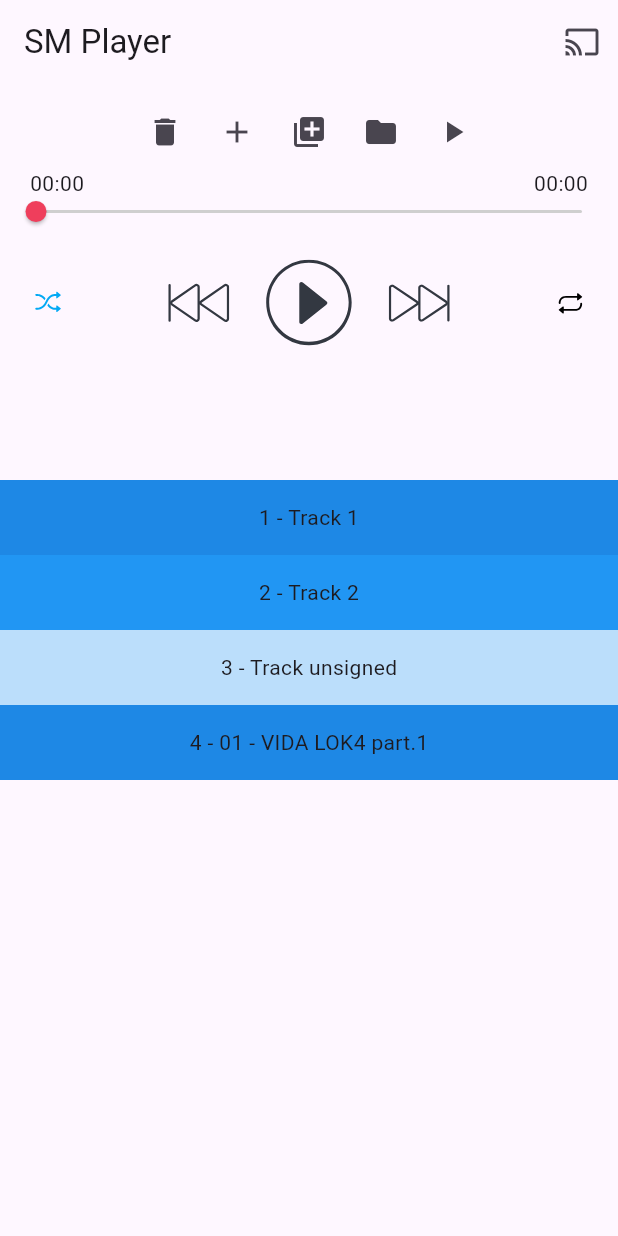
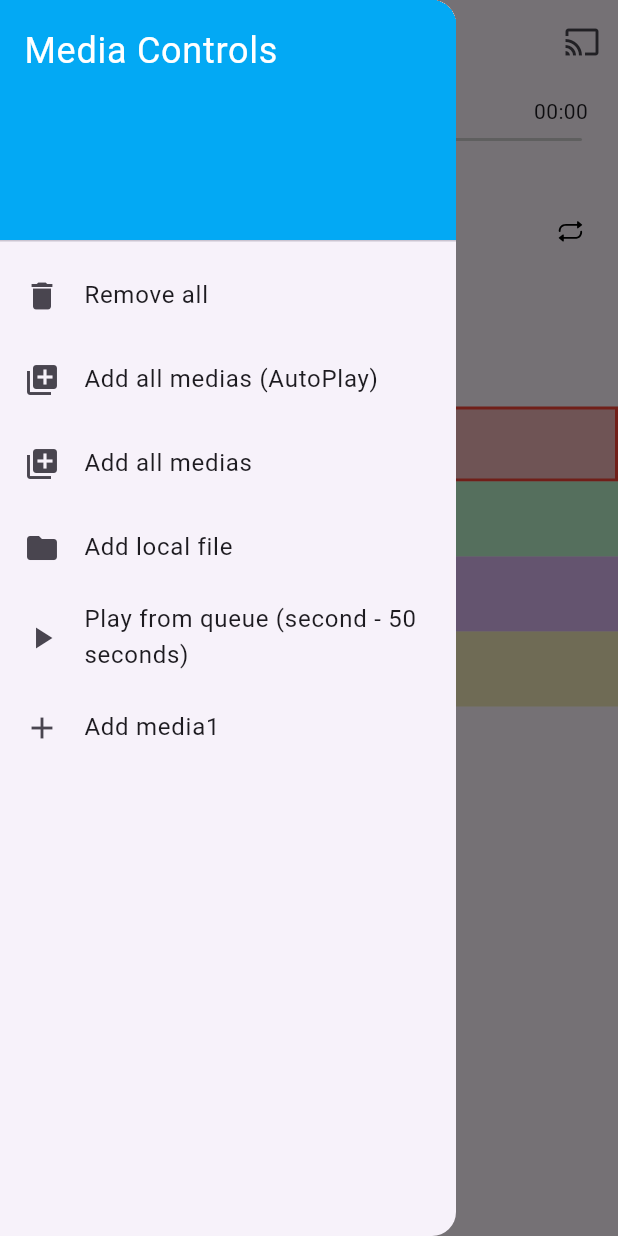
Before and after one commit to SuaMusica/flutter_plugins, a Flutter app: the screen it shows after launch, with the side drawer open (before the commit the screen has no drawer), on a phone screen of 412 x 824 dp. Run offline on Flutter 3.47's test engine with Material 3 defaults, Android fonts, the phone set to English and light mode, and no system bars; our stand-ins replace file_picker, flutter_svg, isar; missing offline and left inert: dart:ffi, mdns_plugin, mutex, pointycastle, rsa_pkcs; accounts and stored records are empty; generated files the repository leaves out were written again.

Commit message:
fix exemple and use events from player

```diff
--- a/packages/player/example/lib/sm_player.dart
+++ b/packages/player/example/lib/sm_player.dart
@@ -101,10 +101,11 @@ var media2 = Media(
 class _SMPlayerState extends State<SMPlayer> {
   late Player _player;
   Media? currentMedia;
-  String mediaLabel = '';
   Duration duration = Duration(seconds: 0);
   Duration position = Duration(seconds: 0);
   var _shuffled = false;
+  bool _loading = false;
+  int _currentIndex = 0;
 
   @override
   void initState() {
@@ -122,10 +123,14 @@ class _SMPlayerState extends State<SMPlayer> {
         initializeIsar: false,
       );
       player.onEvent.listen((Event event) async {
-        // print(
-        //     "Event: [${event.type}] [${event.media.author}-${event.media.name}] [${event.position}] [${event.duration}]");
-
+        print("Event: ${event.type}");
         switch (event.type) {
+          case EventType.IDLE:
+            setState(() {
+              position = Duration(seconds: 0);
+              duration = Duration(seconds: 0);
+            });
+            break;
           case EventType.BEFORE_PLAY:
             if (event is BeforePlayEvent) {
               // event.continueWithLoadingOnly();
@@ -139,32 +144,33 @@ class _SMPlayerState extends State<SMPlayer> {
                 setState(() {
                   position = event.position;
                   duration = event.duration;
-                  currentMedia = event.media;
-                  mediaLabel = toMediaLabel();
                 });
               }
             }
             break;
-          case EventType.PLAYING:
+
+          case EventType.STATE_READY:
             setState(() {
-              currentMedia = event.media;
-              mediaLabel = toMediaLabel();
+              _loading = false;
             });
             break;
+          case EventType.PLAYING:
+            break;
 
-          case EventType.PAUSED:
+          case EventType.SET_CURRENT_MEDIA_INDEX:
             setState(() {
-              currentMedia = event.media;
-              mediaLabel = toMediaLabel();
+              _currentIndex = event.queuePosition;
             });
             break;
-
+          case EventType.PAUSED:
+            break;
+          case EventType.BUFFERING:
+            setState(() {
+              _loading = true;
+            });
+            break;
           case EventType.NEXT:
           case EventType.PREVIOUS:
-            setState(() {
-              currentMedia = event.media;
-              mediaLabel = toMediaLabel();
-            });
             break;
           default:
         }
@@ -216,14 +222,7 @@ class _SMPlayerState extends State<SMPlayer> {
   void playOrPause() async {
     print("Player State: ${_player.state}");
 
-    if (_player.state == PlayerState.IDLE && _player.currentMedia != null) {
-      int result = await _player.play();
-      if (result == Player.Ok) {
-        ScaffoldMessenger.of(context)
-            .showSnackBar(SnackBar(content: Text('Audio is now playing!!!!')));
-      }
-    } else if (_player.state == PlayerState.BUFFERING &&
-        _player.currentMedia != null) {
+    if (_player.state == PlayerState.STATE_READY) {
       int result = await _player.play();
       if (result == Player.Ok) {
         ScaffoldMessenger.of(context)
@@ -241,22 +240,18 @@ class _SMPlayerState extends State<SMPlayer> {
         ScaffoldMessenger.of(context).showSnackBar(
             SnackBar(content: Text('Audio is now playing again!!!!')));
       }
-    } else {
-      int? result = await _player.next();
-      if (result == Player.Ok) {
-        ScaffoldMessenger.of(context).showSnackBar(
-            SnackBar(content: Text('Audio is now playing again!!!!')));
-      }
     }
   }
 
   void seek(double p) {
-    setState(() {
+    setState(
+      () {
         position = Duration(milliseconds: p.round());
         if (_player.state != PlayerState.STOPPED) {
           _player.seek(position);
         }
-    });
+      },
+    );
   }
 
   void next() {
@@ -346,6 +341,82 @@ class _SMPlayerState extends State<SMPlayer> {
     List<MDNSService> foundServices = [];
 
     return Scaffold(
+      drawer: Drawer(
+        child: ListView(
+          padding: EdgeInsets.zero,
+          children: [
+            DrawerHeader(
+              decoration: BoxDecoration(
+                color: AppColors.primary,
+              ),
+              child: Text(
+                'Media Controls',
+                style: TextStyle(
+                  color: Colors.white,
+                  fontSize: 24,
+                ),
+              ),
+            ),
+            ListTile(
+              leading: Icon(Icons.delete),
+              title: Text('Remove all'),
+              onTap: () {
+                _player.stop();
+                _player.removeAll();
+                Navigator.pop(context);
+              },
+            ),
+            ListTile(
+              leading: Icon(Icons.queue),
+              title: Text('Add all medias (AutoPlay)'),
+              onTap: () {
+                setState(() {
+                  _player.enqueueAll(
+                    [media1, media2, media3, media4],
+                    autoPlay: true,
+                  );
+                });
+                Navigator.pop(context);
+              },
+            ),
+            ListTile(
+              leading: Icon(Icons.queue),
+              title: Text('Add all medias'),
+              onTap: () {
+                _player.enqueueAll(
+                  [media1, media2, media3, media4],
+                );
+              },
+            ),
+            ListTile(
+              leading: Icon(Icons.folder),
+              title: Text('Add local file'),
+              onTap: () {
+                pickLocalFile();
+                Navigator.pop(context);
+              },
+            ),
+            ListTile(
+              leading: Icon(Icons.play_arrow),
+              title: Text('Play from queue (second - 50 seconds)'),
+              onTap: () {
+                _player.playFromQueue(
+                  1,
+                  loadOnly: true,
+                  position: Duration(seconds: 50),
+                );
+              },
+            ),
+            ListTile(
+              leading: Icon(Icons.add),
+              title: Text('Add media1'),
+              onTap: () {
+                _player.enqueueAll([media1]);
+              },
+            ),
+          ],
+        ),
+      ),
       appBar: AppBar(
         title: Text('SM Player'),
         actions: [
@@ -368,48 +439,6 @@ class _SMPlayerState extends State<SMPlayer> {
         child: Column(
           mainAxisAlignment: MainAxisAlignment.start,
           children: <Widget>[
-            Row(
-              mainAxisAlignment: MainAxisAlignment.center,
-              children: [
-                IconButton(
-                  icon: Icon(Icons.delete),
-                  onPressed: () {
-                    _player.removeAll();
-                  },
-                  tooltip: 'Remove all',
-                ),
-                IconButton(
-                  icon: Icon(Icons.add),
-                  onPressed: () {
-                    _player.enqueueAll(
-                      [media1, media2, media3, media4],
-                      autoPlay: true,
-                    );
-                  },
-                  tooltip: 'Add media',
-                ),
-                IconButton(
-                  icon: Icon(Icons.queue),
-                  onPressed: () {
-                    _player.enqueueAll(
-                      [media1, media2, media3, media4],
-                    );
-                  },
-                  tooltip: 'Add media',
-                ),
-                IconButton(
-                  icon: Icon(Icons.folder),
-                  onPressed: pickLocalFile,
-                  tooltip: 'Add local file',
-                ),
-                IconButton(
-                  icon: Icon(Icons.play_arrow),
-                  onPressed: () => _player.playFromQueue(1,
-                      loadOnly: true, position: Duration(seconds: 50)),
-                  tooltip: 'Play from queue',
-                ),
-              ],
-            ),
             Stack(
               children: <Widget>[
                 Wrap(
@@ -495,7 +524,15 @@ class _SMPlayerState extends State<SMPlayer> {
                           clipBehavior: Clip.hardEdge,
                           child: IconButton(
                             iconSize: 58,
-                          icon: _player.state == PlayerState.PLAYING
+                            icon: _loading
+                                ? Container(
+                                    width: 58,
+                                    height: 58,
+                                    child: CircularProgressIndicator(
+                                      strokeWidth: 5,
+                                    ),
+                                  )
+                                : _player.state == PlayerState.PLAYING
                                     ? SvgPicture.asset(UIData.btPlayerPause)
                                     : SvgPicture.asset(UIData.btPlayerPlay),
                             onPressed: playOrPause,
@@ -510,10 +547,13 @@ class _SMPlayerState extends State<SMPlayer> {
                             iconSize: 40,
                             icon: Container(
                               child: SvgPicture.asset(UIData.btPlayerNext),
-                              ))),
+                            ),
+                          ),
+                        ),
                       ),
                     ],
-                )),
+                  ),
+                ),
                 Container(
                   margin: EdgeInsets.only(right: 8),
                   child: Material(
@@ -529,7 +569,8 @@ class _SMPlayerState extends State<SMPlayer> {
               ],
             ),
             SizedBox(height: 30),
-            Text(mediaLabel),
+            if (_player.items.isNotEmpty)
+              Text('Tocando: ${_player.items[_currentIndex].name}'),
             SizedBox(height: 30),
             Expanded(
               child: SizedBox(
@@ -550,7 +591,14 @@ class _SMPlayerState extends State<SMPlayer> {
                           key: Key('queueItemWidgetKey$index'),
                           child: Container(
                             height: 50,
-                            color: Colors.blue[colorCodes[index % 3]],
+                            decoration: BoxDecoration(
+                              border: index == _currentIndex
+                                  ? Border.all(color: Colors.red, width: 2.0)
+                                  : null,
+                              color: HSLColor.fromAHSL(
+                                      0.8, (index * 137.5) % 360, 0.7, 0.8)
+                                  .toColor(),
+                            ),
                             child: Center(
                                 child: Text('${media.id} - ${media.name}')),
                           ),
```
Also changed, not shown: packages/player/lib/src/player.dart (+3 -4 lines), 5 other files. Lines whose indentation alone changed are shown as unchanged.
